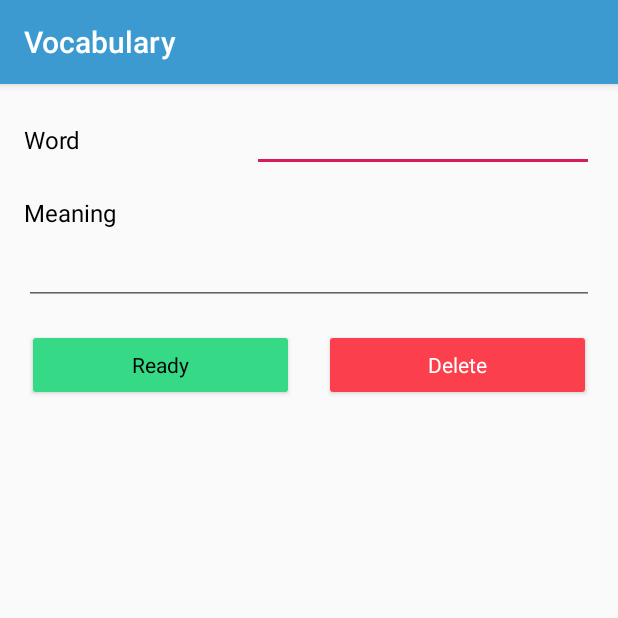
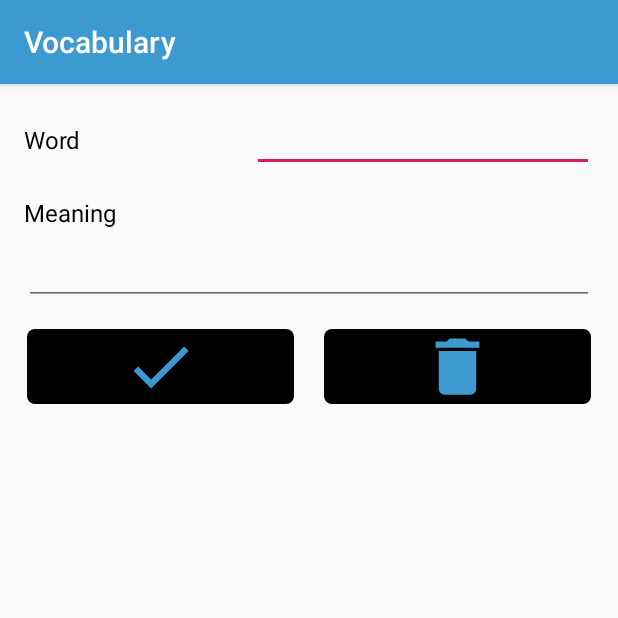
Before and after one commit to Asuki/Vocabulary, an Android app: the EditWordActivity screen opened directly, with no data from a screen before it, on a phone screen of 412 x 824 dp, the top half of it. Run offline under Robolectric (Android 15) with nearby library versions, the phone set to English and light mode, and no system bars.

Commit message:
New button style in Word editing mode

```diff
--- a/app/build.gradle
+++ b/app/build.gradle
@@ -6,8 +6,8 @@ android {
         applicationId "seng.hu.szotarv1"
         minSdkVersion 21
         targetSdkVersion 28
-        versionCode 3
-        versionName "1.2"
+        versionCode 4
+        versionName "1.3"
         testInstrumentationRunner "androidx.test.runner.AndroidJUnitRunner"
     }
     buildTypes {
--- a/app/src/main/java/seng/hu/szotarv1/Editors/EditWordActivity.java
+++ b/app/src/main/java/seng/hu/szotarv1/Editors/EditWordActivity.java
@@ -9,6 +9,8 @@ import android.text.InputType;
 import android.view.View;
 import android.widget.Button;
 import android.widget.EditText;
+import android.widget.ImageButton;
+import android.widget.ImageView;
 import android.widget.Toast;
 
 import seng.hu.szotarv1.DatabaseHelperLite;
@@ -26,8 +28,8 @@ public class EditWordActivity extends AppCompatActivity {
 
     EditText editTextWord;
     EditText editTextMeaning;
-    Button buttonReady;
-    Button buttonDelete;
+    ImageView buttonReady;
+    ImageView buttonDelete;
 
     @Override
     protected void onCreate(Bundle savedInstanceState) {
--- /dev/null
+++ b/app/src/main/res/drawable/ic_ready.xml
@@ -0,0 +1,4 @@
+<vector android:height="50dp" android:viewportHeight="24.0"
+    android:viewportWidth="24.0" android:width="50dp" xmlns:android="http://schemas.android.com/apk/res/android">
+    <path android:fillColor="#FF000000" android:pathData="M9,16.17L4.83,12l-1.42,1.41L9,19 21,7l-1.41,-1.41z"/>
+</vector>
--- /dev/null
+++ b/app/src/main/res/drawable/shadow.xml
@@ -0,0 +1,6 @@
+<?xml version="1.0" encoding="utf-8"?>
+<shape xmlns:android="http://schemas.android.com/apk/res/android"
+    android:shape="rectangle">
+    <solid android:color="#EEE" />
+    <corners android:radius="5dp" />
+</shape>
--- a/app/src/main/res/layout/activity_edit_word.xml
+++ b/app/src/main/res/layout/activity_edit_word.xml
@@ -72,23 +72,17 @@
         app:layout_constraintStart_toStartOf="parent"
         app:layout_constraintTop_toBottomOf="@+id/editTextMeaningWordEdit">
 
-        <Button
+        <ImageView
             android:id="@+id/buttonWordEditReady"
             style="@style/ButtonReady"
-            android:layout_width="0dp"
-            android:layout_height="wrap_content"
-            android:layout_weight="0.5"
             android:onClick="modifyWord"
-            android:text="@string/ready" />
+            />
 
-        <Button
+        <ImageView
             android:id="@+id/buttonWordDelete"
             style="@style/ButtonDelete"
             android:onClick="deleteWord"
-            android:layout_width="0dp"
-            android:layout_height="wrap_content"
-            android:layout_weight="0.5"
-            android:text="@string/delete" />
+            />
     </LinearLayout>
 
 </androidx.constraintlayout.widget.ConstraintLayout>
--- a/app/src/main/res/values/styles.xml
+++ b/app/src/main/res/values/styles.xml
@@ -29,14 +29,21 @@
         <item name="android:layout_marginRight">@dimen/button_margin</item>
     </style>
 
-    <style name="ButtonReady" parent="Button">
-        <item name="android:backgroundTint">@color/green</item>
-        <item name="android:textColor">@color/black</item>
+    <style name="ImageButton" parent="Button">
+        <item name="android:tint">@color/colorPrimary</item>
+        <item name="android:backgroundTint">@color/black</item>
+        <item name="android:background">@drawable/shadow</item>
+        <item name="android:layout_width">50dp</item>
+        <item name="android:layout_height">50dp</item>
+        <item name="android:layout_weight">0.5</item>
     </style>
 
-    <style name="ButtonDelete" parent="Button">
-        <item name="android:backgroundTint">@color/red</item>
-        <item name="android:textColor">@color/white</item>
+    <style name="ButtonReady" parent="ImageButton">
+        <item name="android:src">@drawable/ic_ready</item>
+    </style>
+
+    <style name="ButtonDelete" parent="ImageButton">
+        <item name="android:src">@drawable/ic_delete_black</item>
     </style>
 
 </resources>
```
